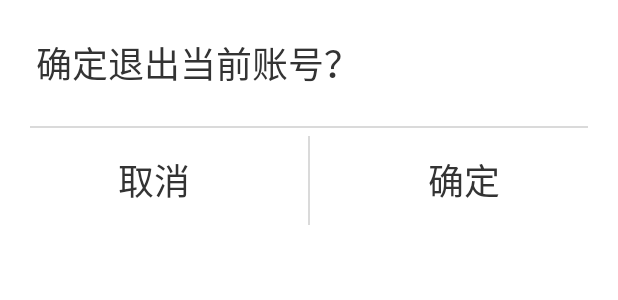
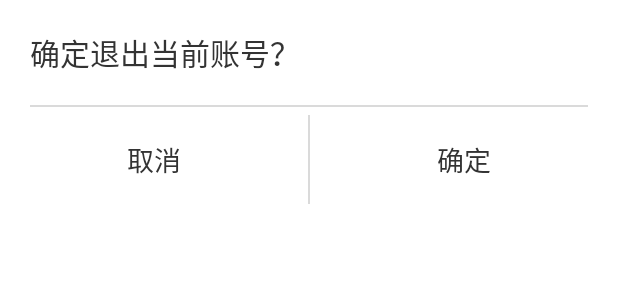
Before and after one commit to GKZX/ReservationAssistant, an Android app: the layout msg_ok_cancel_dialog.xml on its own in the app's theme, with its tools: preview values and no code run, on a phone screen of 412 x 824 dp. Shown: the top 300 px of the screen. Run offline under Robolectric (Android 15) with nearby library versions, the phone set to English and light mode, and no system bars.

```diff
--- a/ReservationAssistant/app/src/main/res/layout/msg_ok_cancel_dialog.xml
+++ b/ReservationAssistant/app/src/main/res/layout/msg_ok_cancel_dialog.xml
@@ -12,8 +12,8 @@
         android:text="确定退出当前账号？"
         android:textColor="@color/tv_bg"
         android:lineSpacingExtra="5dp"
-        android:textSize="24sp"
-        android:padding="24sp"/>
+        android:textSize="20sp"
+        android:padding="20sp"/>
 
     <View
         android:id="@+id/view_02"
--- a/ReservationAssistant/app/src/main/res/values/dimens.xml
+++ b/ReservationAssistant/app/src/main/res/values/dimens.xml
@@ -5,7 +5,7 @@
     <dimen name="last_meeting_time">20sp</dimen>
     <dimen name="meeting_info_tv_size">20sp</dimen>
     <dimen name="replay_bt_size">20sp</dimen>
-    <dimen name="tv_cancel_size">24sp</dimen>
+    <dimen name="tv_cancel_size">18sp</dimen>
     <dimen name="text_size_10">10sp</dimen>
     <dimen name="main_tab_height">60dp</dimen>
     <dimen name="agreement_tv_space">5dp</dimen>
```
